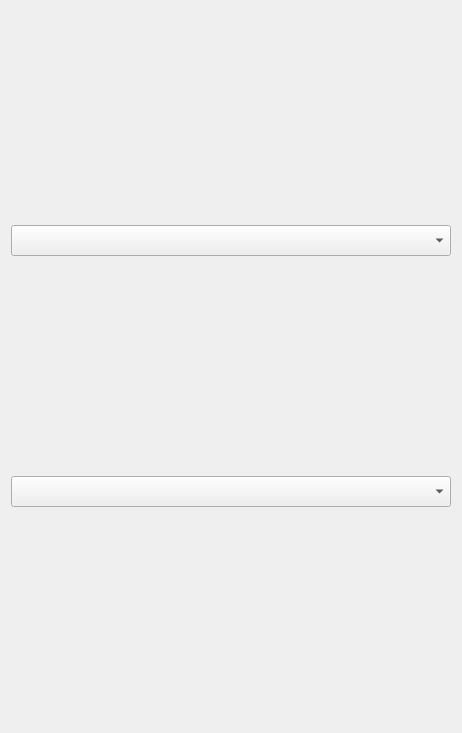
Above: Cybersecurity_Lesson/deauther/deauther.ui from GeekTech-mirror/qt-cybersecurity_lesson before the change. Below: the same form after it.
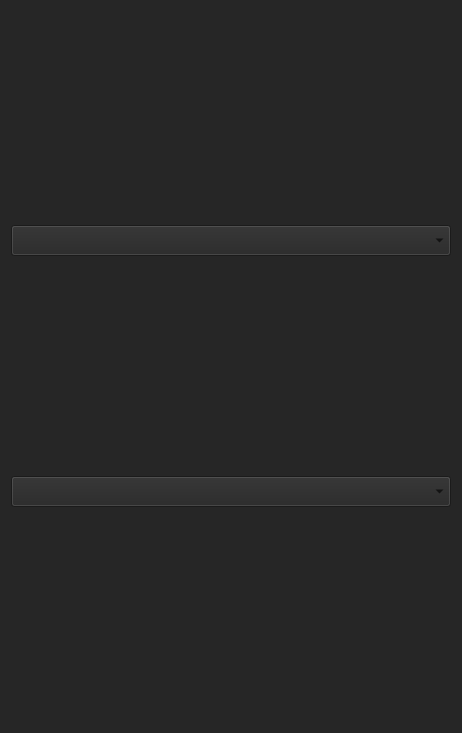
That is the form after the change.

The edit to the form file:
```diff
--- a/Cybersecurity_Lesson/deauther/deauther.ui
+++ b/Cybersecurity_Lesson/deauther/deauther.ui
@@ -10,6 +10,97 @@
     <height>733</height>
    </rect>
   </property>
+  <property name="palette">
+   <palette>
+    <active>
+     <colorrole role="Button">
+      <brush brushstyle="SolidPattern">
+       <color alpha="255">
+        <red>30</red>
+        <green>34</green>
+        <blue>39</blue>
+       </color>
+      </brush>
+     </colorrole>
+     <colorrole role="Base">
+      <brush brushstyle="SolidPattern">
+       <color alpha="255">
+        <red>30</red>
+        <green>34</green>
+        <blue>39</blue>
+       </color>
+      </brush>
+     </colorrole>
+     <colorrole role="Window">
+      <brush brushstyle="SolidPattern">
+       <color alpha="255">
+        <red>30</red>
+        <green>34</green>
+        <blue>39</blue>
+       </color>
+      </brush>
+     </colorrole>
+    </active>
+    <inactive>
+     <colorrole role="Button">
+      <brush brushstyle="SolidPattern">
+       <color alpha="255">
+        <red>38</red>
+        <green>38</green>
+        <blue>38</blue>
+       </color>
+      </brush>
+     </colorrole>
+     <colorrole role="Base">
+      <brush brushstyle="SolidPattern">
+       <color alpha="255">
+        <red>38</red>
+        <green>39</green>
+        <blue>40</blue>
+       </color>
+      </brush>
+     </colorrole>
+     <colorrole role="Window">
+      <brush brushstyle="SolidPattern">
+       <color alpha="255">
+        <red>38</red>
+        <green>38</green>
+        <blue>38</blue>
+       </color>
+      </brush>
+     </colorrole>
+    </inactive>
+    <disabled>
+     <colorrole role="Button">
+      <brush brushstyle="SolidPattern">
+       <color alpha="255">
+        <red>30</red>
+        <green>34</green>
+        <blue>39</blue>
+       </color>
+      </brush>
+     </colorrole>
+     <colorrole role="Base">
+      <brush brushstyle="SolidPattern">
+       <color alpha="255">
+        <red>30</red>
+        <green>34</green>
+        <blue>39</blue>
+       </color>
+      </brush>
+     </colorrole>
+     <colorrole role="Window">
+      <brush brushstyle="SolidPattern">
+       <color alpha="255">
+        <red>30</red>
+        <green>34</green>
+        <blue>39</blue>
+       </color>
+      </brush>
+     </colorrole>
+    </disabled>
+   </palette>
+  </property>
   <property name="windowTitle">
    <string>Form</string>
   </property>
```
